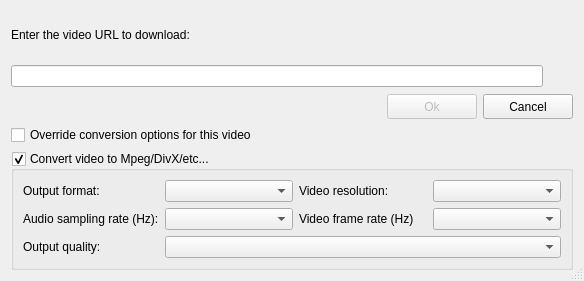
The window that ui/addvideo.ui (ckorn/xvst) describes before a commit, drawn with Qt 5.
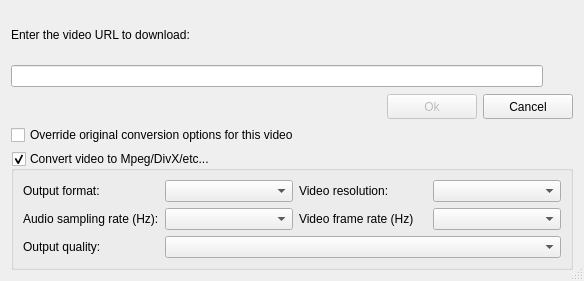
The same window after the commit. Icons and pictures are not drawn.

The edit to the form file:
```diff
--- a/ui/addvideo.ui
+++ b/ui/addvideo.ui
@@ -342,7 +342,7 @@
    <item row="3" column="0">
     <widget class="QCheckBox" name="chbOverrideConversion">
      <property name="text">
-      <string>Override conversion options for this video</string>
+      <string>Override original conversion options for this video</string>
      </property>
     </widget>
    </item>
```
